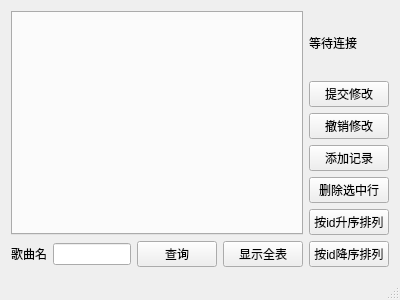
Old version of the form tcpserver/mainwindow.ui in the repository AwakeMusicGraduation/AwakeMusic.
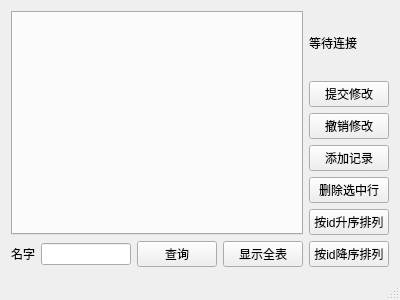
New version of the form.

```diff
--- a/tcpserver/mainwindow.ui
+++ b/tcpserver/mainwindow.ui
@@ -63,7 +63,7 @@
     <item row="6" column="0">
      <widget class="QLabel" name="label_2">
       <property name="text">
-       <string>歌曲名</string>
+       <string>名字</string>
       </property>
      </widget>
     </item>
```
